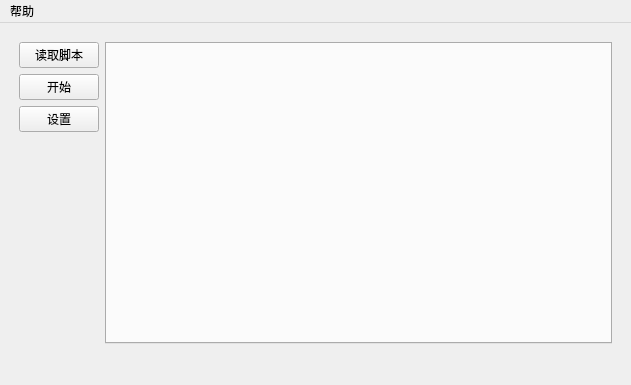
First picture: the form in mainwindow.ui, repository uvbs/mhgamebot, before the edit.
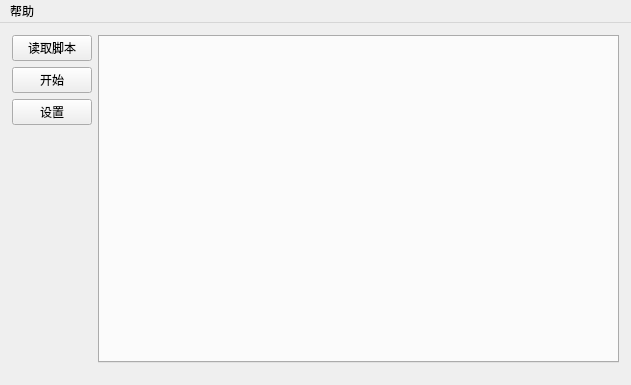
Second picture: the form after the edit. Icons and pictures are not drawn.

```diff
--- a/mainwindow.ui
+++ b/mainwindow.ui
@@ -23,30 +23,41 @@
    <string notr="true"/>
   </property>
   <widget class="QWidget" name="centralwidget">
-   <layout class="QGridLayout" name="gridLayout_2">
-    <item row="1" column="0">
-     <widget class="QWidget" name="widget" native="true">
-      <layout class="QGridLayout" name="gridLayout">
-       <item row="0" column="0">
+   <layout class="QHBoxLayout" name="horizontalLayout_2">
+    <property name="leftMargin">
+     <number>6</number>
+    </property>
+    <property name="topMargin">
+     <number>6</number>
+    </property>
+    <property name="rightMargin">
+     <number>6</number>
+    </property>
+    <property name="bottomMargin">
+     <number>0</number>
+    </property>
+    <item>
         <widget class="QStackedWidget" name="stackedWidget">
          <property name="currentIndex">
           <number>0</number>
          </property>
          <widget class="QWidget" name="page">
-          <layout class="QGridLayout" name="gridLayout_3">
+       <layout class="QHBoxLayout" name="horizontalLayout">
            <property name="leftMargin">
-            <number>1</number>
+         <number>6</number>
            </property>
            <property name="topMargin">
-            <number>1</number>
+         <number>6</number>
            </property>
            <property name="rightMargin">
-            <number>1</number>
+         <number>6</number>
            </property>
            <property name="bottomMargin">
-            <number>1</number>
-           </property>
-           <item row="0" column="0">
+         <number>0</number>
+        </property>
+        <item>
+         <layout class="QVBoxLayout" name="verticalLayout">
+          <item>
             <widget class="QPushButton" name="pushButton_loadscript">
              <property name="font">
               <font>
@@ -62,22 +73,7 @@
              </property>
             </widget>
            </item>
-           <item row="0" column="1" rowspan="4">
-            <widget class="QTabWidget" name="tabWidget">
-             <property name="font">
-              <font>
-               <pointsize>9</pointsize>
-              </font>
-             </property>
-             <property name="currentIndex">
-              <number>-1</number>
-             </property>
-             <property name="tabBarAutoHide">
-              <bool>false</bool>
-             </property>
-            </widget>
-           </item>
-           <item row="1" column="0">
+          <item>
             <widget class="QPushButton" name="pushButton_start">
              <property name="whatsThis">
               <string>开始执行脚本</string>
@@ -87,7 +83,7 @@
              </property>
             </widget>
            </item>
-           <item row="2" column="0">
+          <item>
             <widget class="QPushButton" name="pushButton_option">
              <property name="whatsThis">
               <string>设置辅助</string>
@@ -97,7 +93,7 @@
              </property>
             </widget>
            </item>
-           <item row="3" column="0">
+          <item>
             <spacer name="verticalSpacer">
              <property name="orientation">
               <enum>Qt::Vertical</enum>
@@ -105,12 +101,29 @@
              <property name="sizeHint" stdset="0">
               <size>
                <width>20</width>
-               <height>40</height>
+              <height>306</height>
               </size>
              </property>
             </spacer>
            </item>
           </layout>
+        </item>
+        <item>
+         <widget class="QTabWidget" name="tabWidget">
+          <property name="font">
+           <font>
+            <pointsize>9</pointsize>
+           </font>
+          </property>
+          <property name="currentIndex">
+           <number>-1</number>
+          </property>
+          <property name="tabBarAutoHide">
+           <bool>false</bool>
+          </property>
+         </widget>
+        </item>
+       </layout>
          </widget>
          <widget class="QWidget" name="page_2">
           <layout class="QGridLayout" name="gridLayout_4">
@@ -131,9 +144,6 @@
            </item>
           </layout>
          </widget>
-        </widget>
-       </item>
-      </layout>
      </widget>
     </item>
    </layout>
```
Left out of the diff: 8 changed lines with no effect on the pictures. Lines whose indentation alone changed are shown as unchanged.
